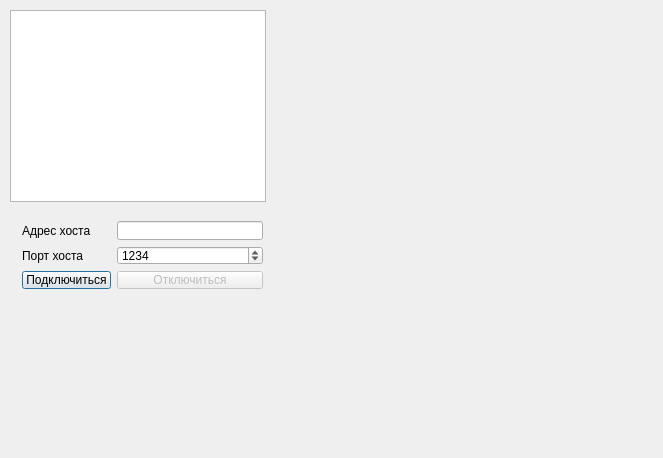
Above: QTcp_client/dialog.ui from yutfut/messenger before the change. Below: the same form after it.
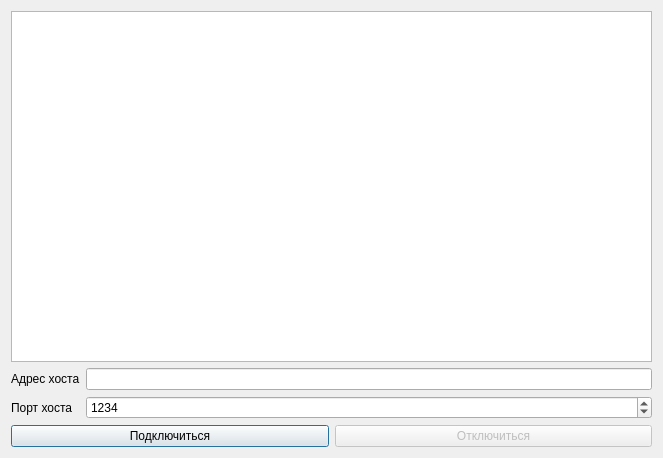
That is the form after the change.

Commit message: Фикс интерфейа

```diff
--- a/QTcp_client/dialog.ui
+++ b/QTcp_client/dialog.ui
@@ -13,24 +13,38 @@
   <property name="windowTitle">
    <string>Lab2 client</string>
   </property>
-  <widget class="QWidget" name="">
-   <property name="geometry">
-    <rect>
-     <x>11</x>
-     <y>210</y>
-     <width>263</width>
-     <height>90</height>
-    </rect>
-   </property>
+  <layout class="QVBoxLayout" name="verticalLayout">
+   <item>
    <layout class="QGridLayout" name="gridLayout">
-    <item row="0" column="1">
+     <item row="0" column="0" colspan="2">
+      <widget class="QListWidget" name="lwLog">
+       <property name="resizeMode">
+        <enum>QListView::Adjust</enum>
+       </property>
+      </widget>
+     </item>
+     <item row="1" column="0">
+      <widget class="QLabel" name="label">
+       <property name="text">
+        <string>Адрес хоста</string>
+       </property>
+      </widget>
+     </item>
+     <item row="1" column="1">
      <widget class="QLineEdit" name="leHost">
       <property name="text">
        <string/>
       </property>
      </widget>
     </item>
-    <item row="1" column="1">
+     <item row="2" column="0">
+      <widget class="QLabel" name="label_2">
+       <property name="text">
+        <string>Порт хоста</string>
+       </property>
+      </widget>
+     </item>
+     <item row="2" column="1">
      <widget class="QSpinBox" name="sbPort">
       <property name="maximum">
        <number>65536</number>
@@ -40,14 +54,18 @@
       </property>
      </widget>
     </item>
-    <item row="2" column="0">
+    </layout>
+   </item>
+   <item>
+    <layout class="QGridLayout" name="gridLayout_2">
+     <item row="0" column="0">
      <widget class="QPushButton" name="pbConnect">
       <property name="text">
        <string>Подключиться</string>
       </property>
      </widget>
     </item>
-    <item row="2" column="1">
+     <item row="0" column="1">
      <widget class="QPushButton" name="pbDisconnect">
       <property name="enabled">
        <bool>false</bool>
@@ -57,35 +75,9 @@
       </property>
      </widget>
     </item>
-    <item row="0" column="0">
-     <widget class="QLabel" name="label">
-      <property name="text">
-       <string>Адрес хоста</string>
-      </property>
-     </widget>
-    </item>
-    <item row="1" column="0">
-     <widget class="QLabel" name="label_2">
-      <property name="text">
-       <string>Порт хоста</string>
-      </property>
-     </widget>
-    </item>
-   </layout>
-  </widget>
-  <widget class="QListWidget" name="lwLog">
-   <property name="geometry">
-    <rect>
-     <x>10</x>
-     <y>10</y>
-     <width>256</width>
-     <height>192</height>
-    </rect>
-   </property>
-   <property name="resizeMode">
-    <enum>QListView::Adjust</enum>
-   </property>
-  </widget>
+    </layout>
+   </item>
+  </layout>
  </widget>
  <layoutdefault spacing="6" margin="11"/>
  <resources/>
```
Lines whose indentation alone changed are shown as unchanged.
